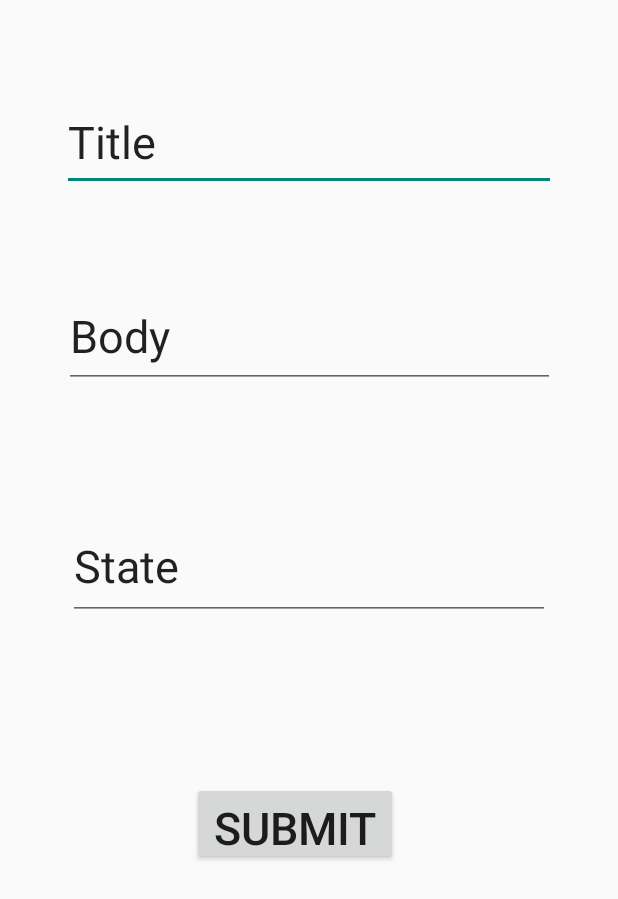
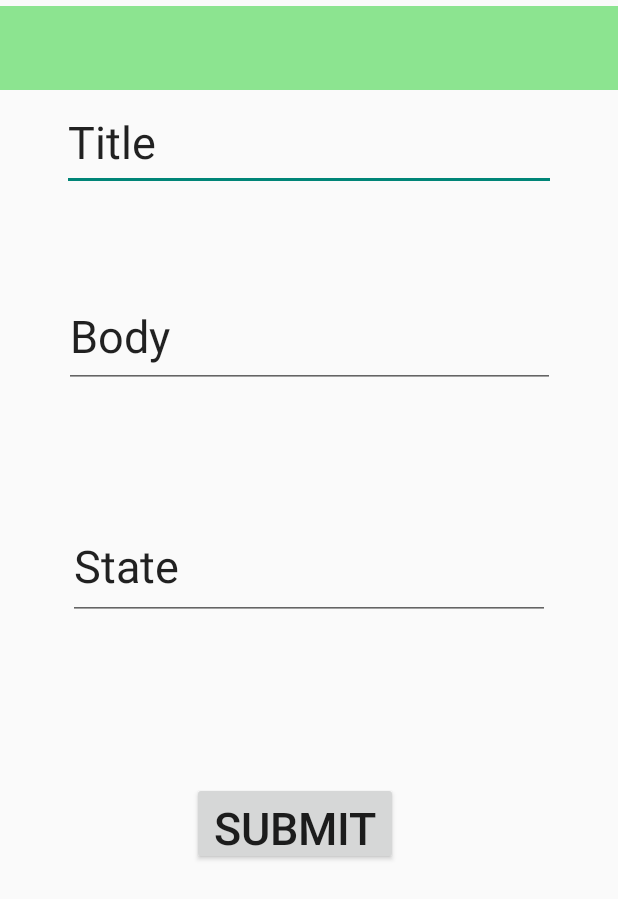
Before and after one commit to Marahmusleh/taskmaster, an Android app: the TaskForm screen opened directly, with no data from a screen before it, on a phone screen of 412 x 824 dp. Shown: the top 899 px of the screen. Run offline under Robolectric (Android 15) with nearby library versions, the phone set to English and light mode, and no system bars; libraries missing offline, so code that uses them is left out: com.amplifyframework.api, com.amplifyframework.core.

Commit message:
edit readme

```diff
--- a/app/src/main/AndroidManifest.xml
+++ b/app/src/main/AndroidManifest.xml
@@ -12,7 +12,9 @@
         android:theme="@style/Theme.TaskMaster">
         <activity
             android:name=".TaskForm"
-            android:exported="false" />
+            android:exported="false"
+            android:parentActivityName=".MainActivity"
+            />
         <activity
             android:name=".Settings"
             android:exported="false" />
--- a/app/src/main/java/com/example/taskmaster/MainActivity.java
+++ b/app/src/main/java/com/example/taskmaster/MainActivity.java
@@ -60,6 +60,7 @@ public class MainActivity extends AppCompatActivity {
         allTasks.setLayoutManager(new LinearLayoutManager(this));
 
         List<TaskOrg> taskOrgs = new ArrayList<>();
+
         allTasks.setAdapter(new TaskAdapter(taskOrgs, new TaskAdapter.OnTaskItemClickListener() {
             @Override
             public void onItemClicked(int position) {
@@ -79,13 +80,11 @@ public class MainActivity extends AppCompatActivity {
                 return false;
             }
         });
-
         Amplify.API.query(
                 ModelQuery.list(Task.class),
                 response -> {
                     for (Task todo : response.getData()) {
                         TaskOrg taskOrg = new TaskOrg(todo.getTitle(),todo.getBody(),todo.getState());
-                        Log.i("graph testing", todo.getTitle());
                         taskOrgs.add(taskOrg);
                     }
                     handler.sendEmptyMessage(1);
--- a/app/src/main/res/layout/activity_main.xml
+++ b/app/src/main/res/layout/activity_main.xml
@@ -83,10 +83,10 @@
         app:backgroundTint="#8CE490"
         app:layout_constraintBottom_toBottomOf="parent"
         app:layout_constraintEnd_toEndOf="parent"
-        app:layout_constraintHorizontal_bias="0.226"
+        app:layout_constraintHorizontal_bias="0.301"
         app:layout_constraintStart_toStartOf="parent"
         app:layout_constraintTop_toBottomOf="@+id/ListOfTasks"
-        app:layout_constraintVertical_bias="0.644" />
+        app:layout_constraintVertical_bias="0.736" />
 
 
 </androidx.constraintlayout.widget.ConstraintLayout>
--- a/app/src/main/res/layout/activity_task_form.xml
+++ b/app/src/main/res/layout/activity_task_form.xml
@@ -18,6 +18,19 @@
         app:layout_constraintEnd_toEndOf="parent"
         app:layout_constraintStart_toStartOf="parent"
         app:layout_constraintTop_toTopOf="parent" />
+    <Toolbar
+        android:id="@+id/toolbar"
+        android:layout_width="match_parent"
+        android:layout_height="?attr/actionBarSize"
+        android:layout_marginTop="4dp"
+        android:background="?attr/colorPrimary"
+        app:layout_constraintBottom_toTopOf="@+id/titleInput"
+        app:layout_constraintEnd_toEndOf="parent"
+        app:layout_constraintHorizontal_bias="0.0"
+        app:layout_constraintStart_toStartOf="parent"
+        app:layout_constraintTop_toTopOf="parent"
+        app:layout_constraintVertical_bias="0.0"
+        app:popupTheme="@style/ThemeOverlay.AppCompat.ActionBar" />
 
     <EditText
         android:id="@+id/bodyInput"
```
Also changed, not shown: 3 other files.
